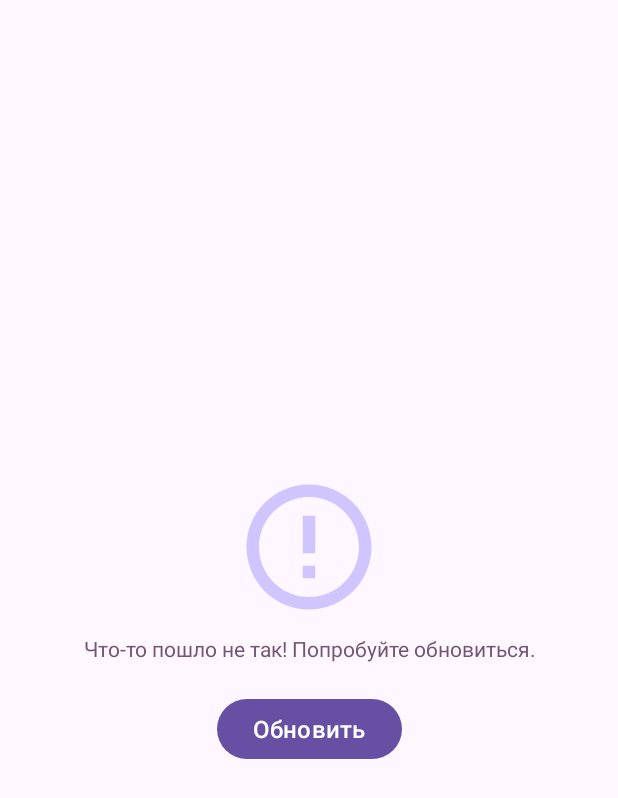
After one commit to EugeneGridnev/PokemonApp, an Android app: the fragment ErrorFragment shown on its own in the app's theme, on a phone screen of 412 x 824 dp. The commit adds this screen. Shown: the top 798 px of the screen. Run offline under Robolectric (Android 15) with nearby library versions, the phone set to English and light mode, and no system bars.

Commit message:
error fragment added

```diff
--- /dev/null
+++ b/app/src/main/java/ru/eugeneproj/pokemon/presentation/ui/fragments/ErrorFragment.kt
@@ -0,0 +1,40 @@
+package ru.eugeneproj.pokemon.presentation.ui.fragments
+
+import android.os.Bundle
+import android.view.LayoutInflater
+import android.view.View
+import android.view.ViewGroup
+import androidx.fragment.app.Fragment
+import ru.eugeneproj.pokemon.databinding.FragmentErrorBinding
+
+class ErrorFragment : Fragment() {
+
+    private var _binding: FragmentErrorBinding? = null
+    private val binding: FragmentErrorBinding
+        get() = _binding!!
+
+
+
+    override fun onCreateView(
+        inflater: LayoutInflater, container: ViewGroup?,
+        savedInstanceState: Bundle?
+    ): View {
+        _binding = FragmentErrorBinding.inflate(inflater)
+        return binding.root
+    }
+
+    override fun onViewCreated(view: View, savedInstanceState: Bundle?) {
+        super.onViewCreated(view, savedInstanceState)
+
+        setOnRetryClick()
+    }
+
+    override fun onDestroyView() {
+        _binding = null
+        super.onDestroyView()
+    }
+
+    private fun setOnRetryClick() {
+
+    }
+}
--- /dev/null
+++ b/app/src/main/res/drawable/error_icon.xml
@@ -0,0 +1,12 @@
+<vector xmlns:android="http://schemas.android.com/apk/res/android"
+    android:height="24dp"
+    android:tint="#D1C5FF"
+    android:viewportHeight="24"
+    android:viewportWidth="24"
+    android:width="24dp">
+
+    <path
+        android:fillColor="@android:color/white"
+        android:pathData="M11,15h2v2h-2zM11,7h2v6h-2zM11.99,2C6.47,2 2,6.48 2,12s4.47,10 9.99,10C17.52,22 22,17.52 22,12S17.52,2 11.99,2zM12,20c-4.42,0 -8,-3.58 -8,-8s3.58,-8 8,-8 8,3.58 8,8 -3.58,8 -8,8z" />
+
+</vector>
--- /dev/null
+++ b/app/src/main/res/layout/fragment_error.xml
@@ -0,0 +1,49 @@
+<?xml version="1.0" encoding="utf-8"?>
+<androidx.constraintlayout.widget.ConstraintLayout xmlns:android="http://schemas.android.com/apk/res/android"
+    xmlns:app="http://schemas.android.com/apk/res-auto"
+    android:layout_width="match_parent"
+    android:layout_height="match_parent">
+
+    <ImageView
+        android:id="@+id/imageViewErrorImage"
+        android:layout_width="@dimen/retry_error_image_width"
+        android:layout_height="@dimen/retry_error_image_height"
+        android:src="@drawable/error_icon"
+        app:layout_constraintVertical_chainStyle="packed"
+        app:layout_constraintEnd_toEndOf="parent"
+        app:layout_constraintStart_toStartOf="parent"
+        app:layout_constraintTop_toTopOf="parent"
+        app:layout_constraintBottom_toTopOf="@id/textViewErrorText"
+        app:layout_constraintVertical_bias="0.5" />
+
+    <TextView
+        android:id="@+id/textViewErrorText"
+        android:layout_width="0dp"
+        android:layout_height="wrap_content"
+        android:text="@string/error_default_message"
+        android:textAlignment="center"
+        android:layout_marginHorizontal="@dimen/error_retry_message_horizontal_margin"
+        android:layout_marginTop="@dimen/error_retry_message_top_margin"
+        android:textColor="@color/material_dynamic_tertiary40"
+        app:layout_constraintBottom_toTopOf="@+id/repeatButton"
+        app:layout_constraintEnd_toEndOf="parent"
+        app:layout_constraintHorizontal_bias="0.0"
+        app:layout_constraintStart_toStartOf="parent"
+        app:layout_constraintTop_toBottomOf="@+id/imageViewErrorImage"
+        app:layout_constraintVertical_bias="0.5" />
+
+    <Button
+        android:id="@+id/repeatButton"
+        android:layout_width="wrap_content"
+        android:layout_height="wrap_content"
+        android:layout_marginTop="@dimen/retry_button_margin_top"
+        android:text="@string/retry_button_text"
+        android:textAppearance="@style/TextAppearance.Material3.TitleMedium"
+        android:textColor="@color/white"
+        app:layout_constraintBottom_toBottomOf="parent"
+        app:layout_constraintEnd_toEndOf="parent"
+        app:layout_constraintStart_toStartOf="parent"
+        app:layout_constraintTop_toBottomOf="@+id/textViewErrorText"
+        app:layout_constraintVertical_bias="0.5" />
+
+</androidx.constraintlayout.widget.ConstraintLayout>
--- a/app/src/main/res/values/dimens.xml
+++ b/app/src/main/res/values/dimens.xml
@@ -34,4 +34,12 @@
 
     <dimen name="pokemon_fragment_titles_margin_start">32dp</dimen>
     <dimen name="pokemon_fragment_titles_margin_end">5dp</dimen>
+
+    <dimen name="retry_error_image_height">100dp</dimen>
+    <dimen name="retry_error_image_width">100dp</dimen>
+
+    <dimen name="error_retry_message_horizontal_margin">40dp</dimen>
+    <dimen name="error_retry_message_top_margin">8dp</dimen>
+
+    <dimen name="retry_button_margin_top">20dp</dimen>
 </resources>
--- a/app/src/main/res/values/strings.xml
+++ b/app/src/main/res/values/strings.xml
@@ -12,4 +12,6 @@
     <string name="pokemon_special_attack">Специальная-атака:</string>
     <string name="pokemon_special_defense">Специальная-защита:</string>
     <string name="pokemon_speed">Скорость:</string>
+    <string name="error_default_message">Что-то пошло не так! Попробуйте обновиться.</string>
+    <string name="retry_button_text">Обновить</string>
 </resources>
```
